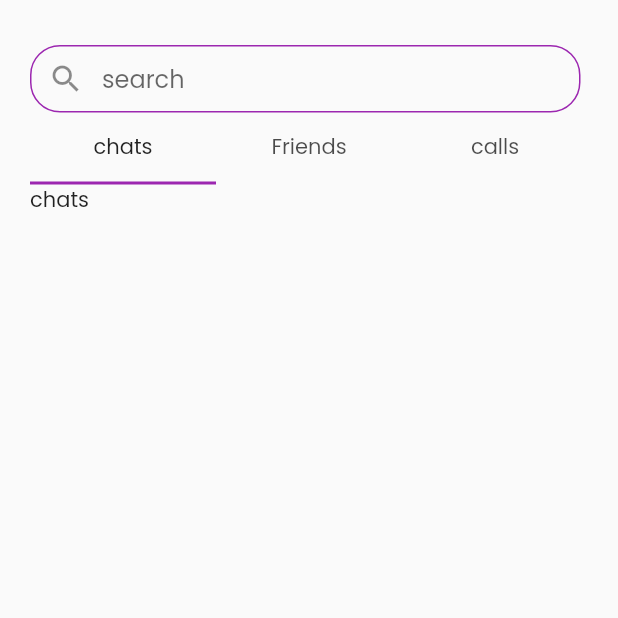
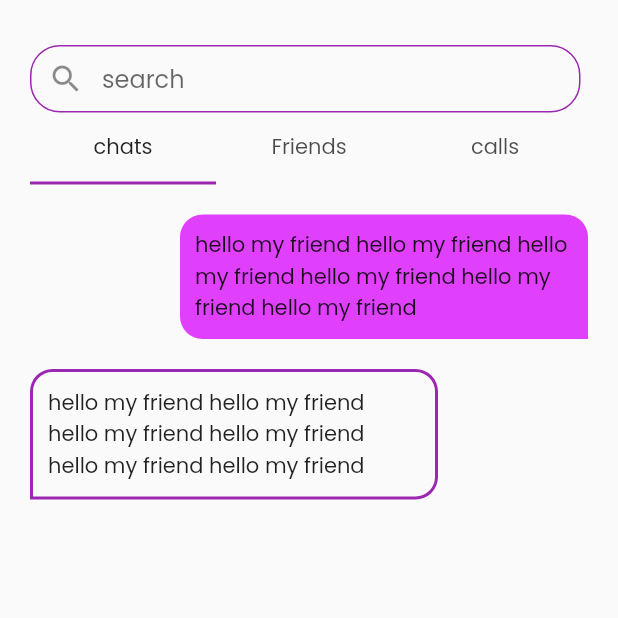
Before and after one commit to asnakeassefa/chatApp, a Flutter app: the ChatHome screen opened directly, on a phone screen of 412 x 824 dp, the top half of it. Run offline on Flutter 3.47's test engine with Material 2 defaults, Android fonts, the phone set to English and light mode, and no system bars; our stand-ins replace smooth_page_indicator.

Commit message:
single chat ui made

```diff
--- /dev/null
+++ b/lib/component/chatMessage.dart
@@ -0,0 +1,58 @@
+import 'package:flutter/material.dart';
+
+class Message extends StatelessWidget {
+  final String message;
+  final bool otherChat;
+  const Message({super.key, required this.message,required this.otherChat});
+
+  @override
+  Widget build(BuildContext context) {
+    return otherChat?friendsChat():ownChat();
+  }
+
+  Widget ownChat() {
+    return Expanded(
+      child: Padding(
+        padding: const EdgeInsets.only(left: 100),
+        child: Container(
+          padding: const EdgeInsets.all(10),
+          decoration: const BoxDecoration(
+            color: Colors.purpleAccent,
+
+            borderRadius: BorderRadius.only(
+              topLeft: Radius.circular(15),
+              topRight: Radius.circular(15),
+              bottomLeft: Radius.circular(15),
+            ),
+          ),
+          child: Text(
+            message,
+          ),
+        ),
+      ),
+    );
+  }
+  Widget friendsChat() {
+    return Expanded(
+      child: Padding(
+        padding: const EdgeInsets.only(right: 100),
+        child: Container(
+          padding: const EdgeInsets.all(10),
+          decoration:  BoxDecoration(
+            border: Border.all(color: Colors.purple,width: 2),
+            borderRadius: const BorderRadius.only(
+              topLeft: Radius.circular(15),
+              topRight: Radius.circular(15),
+              bottomRight: Radius.circular(15),
+            ),
+          ),
+          child: Text(
+            message,
+          ),
+        ),
+      ),
+    );
+  }
+
+
+}
--- a/lib/screen/ChatHome.dart
+++ b/lib/screen/ChatHome.dart
@@ -1,4 +1,5 @@
 import 'package:chat/component/backButton.dart';
+import 'package:chat/component/chatMessage.dart';
 import 'package:chat/component/searchBar.dart';
 import 'package:chat/component/userField.dart';
 import 'package:flutter/material.dart';
@@ -20,7 +21,7 @@ class _ChatHomeState extends State<ChatHome> {
   //   _tabController = TabController(vsync: this ,length: 3);
   // }
 
-    final searchcontroller = TextEditingController();
+  final searchcontroller = TextEditingController();
 //    @override
 //  void dispose() {
 //    _tabController.dispose();
@@ -42,7 +43,7 @@ class _ChatHomeState extends State<ChatHome> {
                   controller: searchcontroller,
                 ),
                 // SizedBox(height: 10),
-                const TabBar  (
+                const TabBar(
                   tabs: [
                     Tab(
                       child: Text('chats'),
@@ -55,10 +56,17 @@ class _ChatHomeState extends State<ChatHome> {
                     )
                   ],
                 ),
-                const Expanded(
+                Expanded(
                     child: TabBarView(
                   children: [
-                    Text("chats"),
+                    ListView(
+                      children: const [
+                        SizedBox(height: 20,),
+                        Message(message: "hello my friend hello my friend hello my friend hello my friend hello my friend hello my friend",otherChat: false),
+                        SizedBox(height: 20,),
+                        Message(message: "hello my friend hello my friend hello my friend hello my friend hello my friend hello my friend",otherChat: true),
+                      ],
+                    ),
                     Text('Friends'),
                     Text('calls'),
                   ],
```
Also changed, not shown: lib/screen/chatScreen.dart (added).
